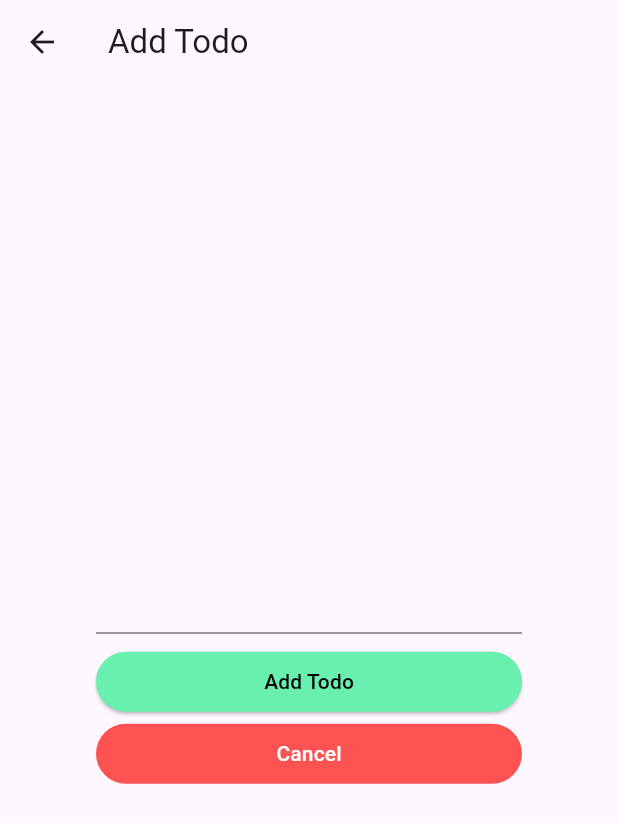
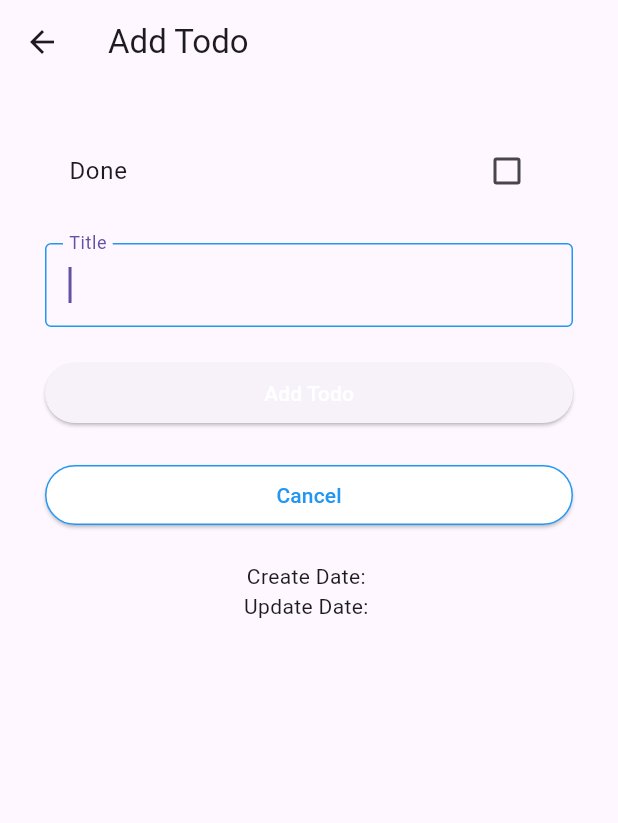
Before and after one commit to thebipul/flutter_todo, a Flutter app: the TodoListPage screen opened directly, after a tap on the "add" icon, on a phone screen of 412 x 824 dp. Shown: the top 823 px of the screen. Run offline on Flutter 3.47's test engine with Material 3 defaults, Android fonts, the phone set to English and light mode, and no system bars; our stand-ins replace flutter_slidable, shared_preferences; accounts and stored records are empty.

```diff
--- a/lib/main.dart
+++ b/lib/main.dart
@@ -1,13 +1,12 @@
 import 'package:flutter/material.dart';
-import 'todo_item.dart';
-import 'todo_add_page.dart';
+import 'todo_list_page.dart';
 
 void main() {
-  runApp(MyApp());
+  runApp(const TodoListApp());
 }
 
-class MyApp extends StatelessWidget {
-  const MyApp({super.key});
+class TodoListApp extends StatelessWidget {
+  const TodoListApp({super.key});
 
   @override
   Widget build(BuildContext context) {
@@ -16,51 +15,7 @@ class MyApp extends StatelessWidget {
       theme: ThemeData(
         primarySwatch: Colors.green,
       ),
-      home: TodoListPage(),
+      home: const TodoListPage(),
     );
   }
 }
-
-class TodoListPage extends StatefulWidget {
-  @override
-  State<TodoListPage> createState() => _TodoListPageState();
-}
-
-class _TodoListPageState extends State<TodoListPage> {
-  List<String> todoList = [];
-
-  @override
-  Widget build(BuildContext context) {
-    return Scaffold(
-      appBar: AppBar(
-        title: Text("List"),
-      ),
-      body: ListView.builder(
-        itemCount: todoList.length,
-        itemBuilder: (context, index) {
-          return TodoItem(
-              item: todoList[index],
-              onDelete: () {
-                setState(() {
-                  todoList.removeAt(index);
-                });
-              });
-        },
-      ),
-      floatingActionButton: FloatingActionButton(
-        onPressed: () async {
-          final newListText = await Navigator.of(context)
-              .push(MaterialPageRoute(builder: (context) {
-            return TodoAddPage();
-          }));
-          if (newListText != null) {
-            setState(() {
-              todoList.add(newListText);
-            });
-          }
-        },
-        child: Icon(Icons.add),
-      ),
-    );
-  }
-}
--- /dev/null
+++ b/lib/todo.dart
@@ -0,0 +1,37 @@
+class Todo {
+  late int id;
+  late String title;
+  late String description;
+  late bool done;
+  late String createDate;
+  late String updateDate;
+
+  Todo(
+    this.id,
+    this.title,
+    this.description,
+    this.done,
+    this.createDate,
+    this.updateDate,
+  );
+
+  Map toJson() {
+    return {
+      'id': id,
+      'title': title,
+      'description': description,
+      'done': done,
+      'createDate': createDate,
+      'updateDate': updateDate,
+    };
+  }
+
+  Todo.fromJson(Map json) {
+    id = json['id'];
+    title = json['title'];
+    description = json['description'];
+    done = json['done'];
+    createDate = json['createDate'];
+    updateDate = json['updateDate'];
+  }
+}
--- a/lib/todo_add_page.dart
+++ /dev/null
@@ -1,69 +0,0 @@
-import 'package:flutter/material.dart';
-
-class TodoAddPage extends StatefulWidget {
-  @override
-  State<TodoAddPage> createState() => _TodoAddPageState();
-}
-
-class _TodoAddPageState extends State<TodoAddPage> {
-  String _text = '';
-
-  @override
-  Widget build(BuildContext context) {
-    return Scaffold(
-      appBar: AppBar(
-        title: Text('Add Todo'),
-      ),
-      body: Container(
-        padding: EdgeInsets.all(64),
-        child: Column(
-          mainAxisAlignment: MainAxisAlignment.center,
-          children: <Widget>[
-            Text(
-              _text,
-              style: TextStyle(color: Colors.black),
-            ),
-            TextField(
-              onChanged: (String value) {
-                setState(() {
-                  _text = value;
-                });
-              },
-            ),
-            const SizedBox(height: 8),
-            SizedBox(
-              width: double.infinity,
-              child: ElevatedButton(
-                style: ButtonStyle(
-                    backgroundColor:
-                        MaterialStatePropertyAll(Colors.greenAccent)),
-                onPressed: () {
-                  Navigator.of(context).pop(_text);
-                },
-                child: Text(
-                  'Add Todo',
-                  style: TextStyle(color: Colors.black),
-                ),
-              ),
-            ),
-            SizedBox(
-              width: double.infinity,
-              child: TextButton(
-                style: ButtonStyle(
-                    backgroundColor:
-                        MaterialStatePropertyAll(Colors.redAccent)),
-                child: Text(
-                  'Cancel',
-                  style: TextStyle(color: Colors.white),
-                ),
-                onPressed: () {
-                  Navigator.of(context).pop();
-                },
-              ),
-            )
-          ],
-        ),
-      ),
-    );
-  }
-}
--- /dev/null
+++ b/lib/todo_input_page.dart
@@ -0,0 +1,114 @@
+import 'package:flutter/material.dart';
+import 'todo_list_store.dart';
+import 'todo.dart';
+
+class TodoInputPage extends StatefulWidget {
+  final Todo? todo;
+
+  const TodoInputPage({Key? key, this.todo}) : super(key: key);
+
+  @override
+  State<TodoInputPage> createState() => _TodoInputPageState();
+}
+
+class _TodoInputPageState extends State<TodoInputPage> {
+  final TodoListStore _todoListStore = TodoListStore();
+
+  late bool _isCreateTodo;
+
+  late String _title;
+
+  late String _description;
+
+  late bool _done;
+
+  late String _createDate;
+
+  late String _updateDate;
+
+  @override
+  void initState() {
+    super.initState();
+    var todo = widget.todo;
+
+    _title = todo?.title ?? '';
+    _description = todo?.description ?? '';
+    _done = todo?.done ?? false;
+    _createDate = todo?.createDate ?? '';
+    _updateDate = todo?.updateDate ?? '';
+    _isCreateTodo = todo == null;
+  }
+
+  @override
+  Widget build(BuildContext context) {
+    return Scaffold(
+      appBar: AppBar(
+        title: Text(_isCreateTodo ? 'Add Todo' : 'Edit Todo'),
+      ),
+      body: Container(
+        padding: const EdgeInsets.all(30),
+        child: Column(children: <Widget>[
+          CheckboxListTile(
+            title: const Text('Done'),
+            value: _done,
+            onChanged: (bool? value) {
+              setState(() {
+                _done = value ?? false;
+              });
+            },
+          ),
+          const SizedBox(height: 20),
+          TextField(
+            autofocus: true,
+            decoration: const InputDecoration(
+                labelText: 'Title',
+                border: OutlineInputBorder(
+                    borderSide: BorderSide(color: Colors.blue)),
+                focusedBorder: OutlineInputBorder(
+                  borderSide: BorderSide(color: Colors.blue),
+                )),
+            controller: TextEditingController(text: _description),
+            onChanged: (String value) {
+              _description = value;
+            },
+          ),
+          const SizedBox(height: 20),
+          SizedBox(
+            width: double.infinity,
+            child: ElevatedButton(
+                onPressed: () {
+                  if (_isCreateTodo) {
+                    _todoListStore.add(_done, _title, _description);
+                  } else {
+                    _todoListStore.update(
+                        widget.todo!, _done, _title, _description);
+                  }
+                  Navigator.of(context).pop();
+                },
+                child: Text(
+                  _isCreateTodo ? 'Add Todo' : 'Edit Todo',
+                  style: const TextStyle(color: Colors.white),
+                )),
+          ),
+          const SizedBox(height: 20),
+          SizedBox(
+              width: double.infinity,
+              child: ElevatedButton(
+                  onPressed: () {
+                    Navigator.of(context).pop();
+                  },
+                  style: ElevatedButton.styleFrom(
+                      backgroundColor: Colors.white,
+                      side: const BorderSide(color: Colors.blue)),
+                  child: Text(
+                    'Cancel',
+                    style: TextStyle(color: Colors.blue),
+                  ))),
+          const SizedBox(height: 20),
+          Text("Create Date: $_createDate"),
+          Text("Update Date: $_updateDate")
+        ]),
+      ),
+    );
+  }
+}
--- /dev/null
+++ b/lib/todo_list_page.dart
@@ -0,0 +1,107 @@
+import 'package:flutter/material.dart';
+import 'package:flutter_slidable/flutter_slidable.dart';
+import 'todo.dart';
+import 'todo_input_page.dart';
+import 'todo_list_store.dart';
+
+class TodoListPage extends StatefulWidget {
+  // const TodoListPage({super.key});
+
+  const TodoListPage({super.key});
+
+  @override
+  State<TodoListPage> createState() => _TodoListPageState();
+}
+
+class _TodoListPageState extends State<TodoListPage> {
+  final TodoListStore _todoListStore = TodoListStore();
+
+  void _pushTodoInputPage({Todo? todo}) async {
+    await Navigator.of(context).push(
+      MaterialPageRoute(builder: (context) {
+        return TodoInputPage(todo: todo);
+      }),
+    );
+    setState(() {});
+  }
+
+  @override
+  void initState() {
+    super.initState();
+
+    Future(
+      () async {
+        setState(() => _todoListStore.load());
+      },
+    );
+  }
+
+  @override
+  Widget build(BuildContext context) {
+    return Scaffold(
+      appBar: AppBar(
+        title: Text('Todo List'),
+      ),
+      body: ListView.builder(
+        itemCount: _todoListStore.count(),
+        itemBuilder: (context, index) {
+          var item = _todoListStore.findByIndex(index);
+
+          return Slidable(
+            startActionPane: ActionPane(
+              motion: const ScrollMotion(),
+              extentRatio: 0.25,
+              children: [
+                SlidableAction(
+                  onPressed: (context) {
+                    _pushTodoInputPage(todo: item);
+                  },
+                  label: 'Edit',
+                  backgroundColor: Colors.yellow,
+                  icon: Icons.edit,
+                ),
+              ],
+            ),
+            endActionPane: ActionPane(
+              motion: const ScrollMotion(),
+              extentRatio: 0.25,
+              children: [
+                SlidableAction(
+                  onPressed: (context) {
+                    setState(() => _todoListStore.delete(item));
+                  },
+                  label: 'Delete',
+                  backgroundColor: Colors.red,
+                  icon: Icons.delete,
+                ),
+              ],
+            ),
+            child: Container(
+              decoration: const BoxDecoration(
+                border: Border(
+                  bottom: BorderSide(color: Colors.grey),
+                ),
+              ),
+              child: ListTile(
+                leading: Text(item.id.toString()),
+                title: Text(item.title),
+                trailing: Checkbox(
+                  value: item.done,
+                  onChanged: (bool? value) {
+                    setState(() => _todoListStore.update(item, value!));
+                  },
+                ),
+              ),
+            ),
+          );
+        },
+      ),
+      floatingActionButton: FloatingActionButton(
+        onPressed: () {
+          _pushTodoInputPage();
+        },
+        child: Icon(Icons.add),
+      ),
+    );
+  }
+}
--- /dev/null
+++ b/lib/todo_list_store.dart
@@ -0,0 +1,77 @@
+import 'todo.dart';
+import 'dart:convert';
+import 'package:shared_preferences/shared_preferences.dart';
+import 'package:intl/intl.dart';
+
+class TodoListStore {
+  final String _saveKey = "TODO_LIST";
+
+  List<Todo> _todoList = [];
+
+  static final TodoListStore _instance = TodoListStore._internal();
+
+  TodoListStore._internal();
+
+  factory TodoListStore() {
+    return _instance;
+  }
+  int count() {
+    return _todoList.length;
+  }
+
+  Todo findByIndex(int index) {
+    return _todoList[index];
+  }
+
+  String getDateTime() {
+    var format = DateFormat('yyyy-MM-dd HH:mm:ss');
+    var dateTime = format.format(DateTime.now());
+    return dateTime;
+  }
+
+  void add(bool done, String title, String description) {
+    var id = count() == 0 ? 1 : _todoList.last.id + 1;
+    var dateTime = getDateTime();
+    var todo = Todo(
+      id,
+      title,
+      description,
+      done,
+      dateTime,
+      dateTime,
+    );
+    _todoList.add(todo);
+    save();
+  }
+
+  void update(Todo todo, bool done, [String? title, String? description]) {
+    todo.done = done;
+    if (title != null) {
+      todo.title = title;
+    }
+    if (description != null) {
+      todo.description = description;
+    }
+    todo.updateDate = getDateTime();
+    save();
+  }
+
+  void delete(Todo todo) {
+    _todoList.remove(todo);
+    save();
+  }
+
+  void save() async {
+    var prefs = await SharedPreferences.getInstance();
+    var saveTargetList =
+        _todoList.map((todo) => json.encode(todo.toJson())).toList();
+    prefs.setStringList(_saveKey, saveTargetList);
+  }
+
+  void load() async {
+    var prefs = await SharedPreferences.getInstance();
+    var loadTargetList = prefs.getStringList(_saveKey) ?? [];
+    _todoList =
+        loadTargetList.map((todo) => Todo.fromJson(json.decode(todo))).toList();
+  }
+}
--- a/pubspec.yaml
+++ b/pubspec.yaml
@@ -13,6 +13,9 @@ dependencies:
   cupertino_icons: ^1.0.2
   english_words: ^4.0.0
   provider: ^6.1.1
+  flutter_slidable: ^3.0.1
+  shared_preferences: ^2.2.2
+  intl: ^0.19.0
 
 dev_dependencies:
   flutter_test:
```
Also changed, not shown: lib/todo_item.dart (deleted, +0 -21 lines), pubspec.lock, 8 other files.
